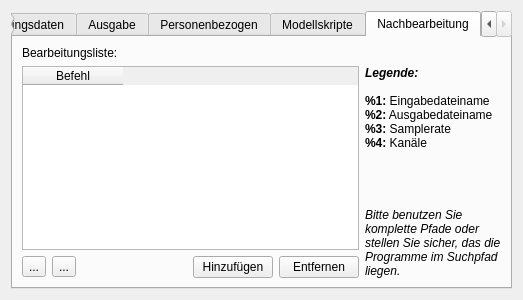
Qt form ui/modelsettingsdlg.ui (KDE/simon) before a commit.
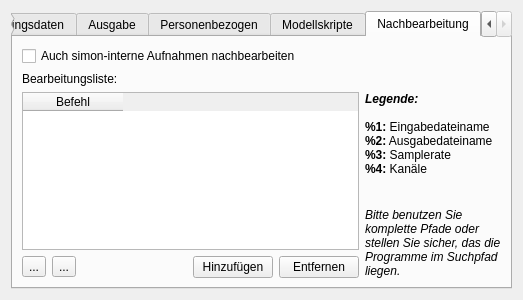
The same form after that commit. The open tabs and pages were chosen to show the change. Icons and pictures are not drawn.

```diff
--- a/ui/modelsettingsdlg.ui
+++ b/ui/modelsettingsdlg.ui
@@ -457,6 +457,13 @@
        <string>Nachbearbeitung</string>
       </attribute>
       <layout class="QVBoxLayout" >
+       <item>
+        <widget class="QCheckBox" name="cbProcessInternal" >
+         <property name="text" >
+          <string>Auch simon-interne Aufnahmen nachbearbeiten</string>
+         </property>
+        </widget>
+       </item>
        <item>
         <widget class="QLabel" name="lbProcessinglist" >
          <property name="text" >
```
